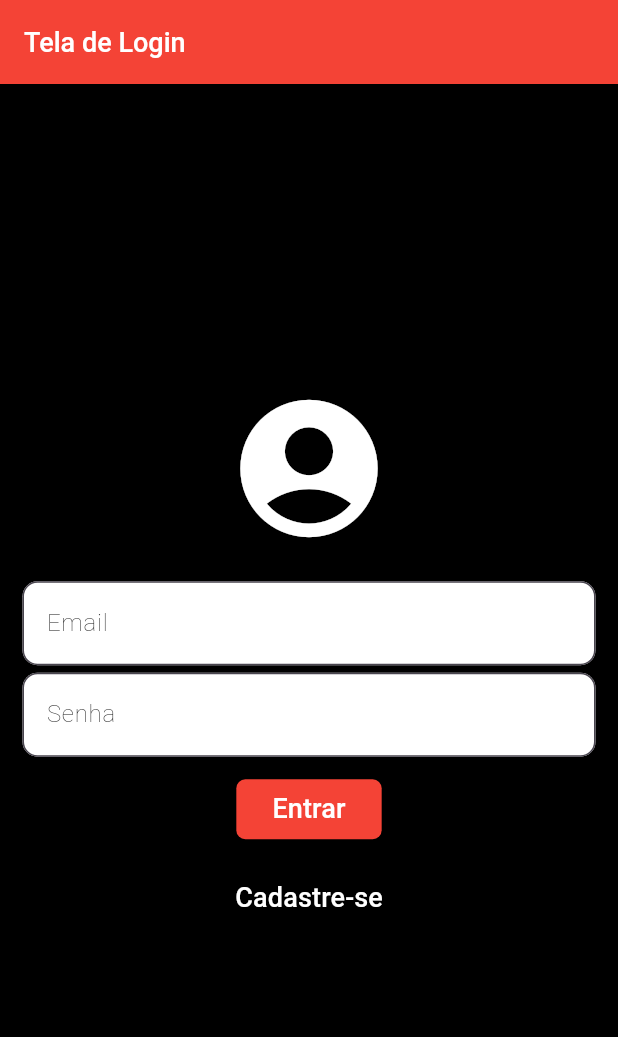
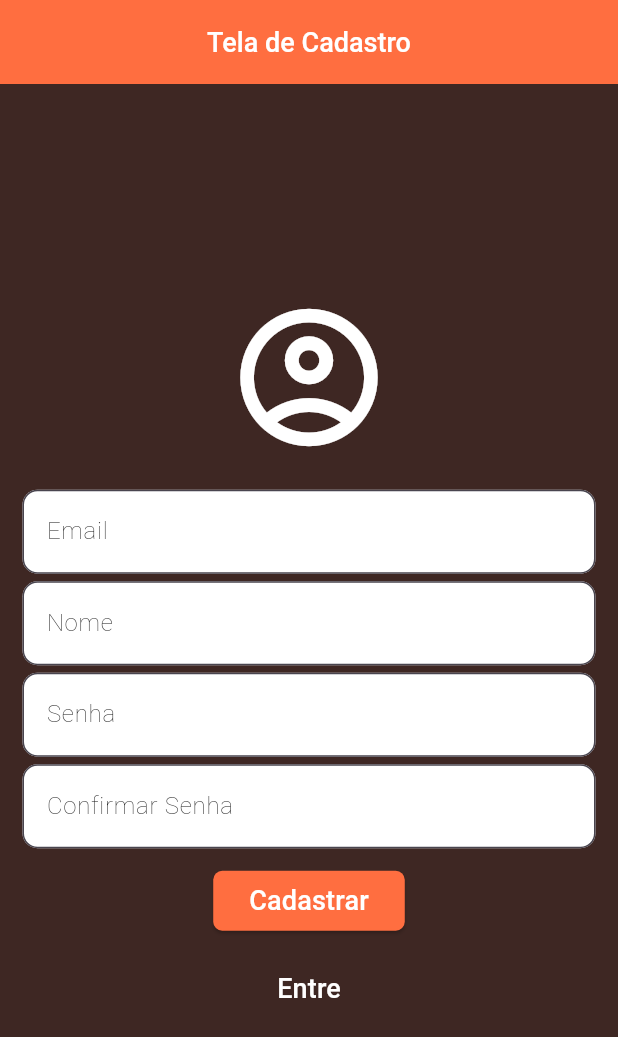
Before and after one commit to Pedrogfreitas/flutter_Login, a Flutter app: the screen it shows after launch, after a tap on "Cadastre-se", on a phone screen of 412 x 824 dp. Shown: the top 1037 px of the screen. Run offline on Flutter 3.47's test engine with Material 3 defaults, Android fonts, the phone set to English and light mode, and no system bars.

Commit message:
feat: register option, end of lesson 2

```diff
--- a/lib/main.dart
+++ b/lib/main.dart
@@ -1,3 +1,5 @@
+import 'dart:math';
+
 import 'package:flutter/material.dart';
 
 void main() {
@@ -15,15 +17,18 @@
 }
 
 class _LoginState extends State<Login> {
+  bool entrar = true;
+
   @override
   Widget build(BuildContext context) {
     return Scaffold(
-      backgroundColor: Colors.black,
+      backgroundColor: (entrar) ? Colors.black : Colors.brown[900],
       appBar: AppBar(
-        backgroundColor: Colors.red,
-        title: const Text(
-          "Tela de Login",
-          style: TextStyle(
+        centerTitle: true,
+        backgroundColor: (entrar) ? Colors.red : Colors.deepOrangeAccent,
+        title: Text(
+          (entrar) ? "Tela de Login" : "Tela de Cadastro",
+          style: const TextStyle(
             color: Colors.white,
             fontSize: 18,
             fontWeight: FontWeight.w500,
@@ -36,8 +41,10 @@
           child: Form(
             child: Column(
               children: [
-                const Icon(
-                  Icons.account_circle_rounded,
+                Icon(
+                  (entrar)
+                      ? Icons.account_circle_rounded
+                      : Icons.account_circle_outlined,
                   color: Colors.white,
                   size: 110,
                 ),
@@ -63,6 +70,32 @@
                   ),
                 ),
                 const SizedBox(height: 5),
+                Visibility(
+                  visible: !entrar,
+                  child: Column(children: [
+                    TextFormField(
+                      decoration: InputDecoration(
+                        hintText: "Nome",
+                        fillColor: Colors.white,
+                        filled: true,
+                        hintStyle: const TextStyle(
+                          color: Colors.black,
+                          fontWeight: FontWeight.w200,
+                          fontSize: 16,
+                        ),
+                        border: OutlineInputBorder(
+                          borderRadius: BorderRadius.circular(10),
+                        ),
+                      ),
+                      style: const TextStyle(
+                        color: Colors.black,
+                        fontWeight: FontWeight.w200,
+                        fontSize: 16,
+                      ),
+                    ),
+                  ]),
+                ),
+                const SizedBox(height: 5),
                 TextFormField(
                   decoration: InputDecoration(
                     hintText: "Senha",
@@ -84,6 +117,35 @@
                   ),
                   obscureText: true,
                 ),
+                const SizedBox(height: 5),
+                Visibility(
+                  visible: !entrar,
+                  child: Column(
+                    children: [
+                      TextFormField(
+                        decoration: InputDecoration(
+                          hintText: "Confirmar Senha",
+                          fillColor: Colors.white,
+                          filled: true,
+                          hintStyle: const TextStyle(
+                            color: Colors.black,
+                            fontWeight: FontWeight.w200,
+                            fontSize: 16,
+                          ),
+                          border: OutlineInputBorder(
+                            borderRadius: BorderRadius.circular(10),
+                          ),
+                        ),
+                        style: const TextStyle(
+                          color: Colors.black,
+                          fontWeight: FontWeight.w200,
+                          fontSize: 16,
+                        ),
+                        obscureText: true,
+                      ),
+                    ],
+                  ),
+                ),
                 Padding(
                   padding: const EdgeInsets.only(top: 15, bottom: 15),
                   child: SizedBox(
@@ -91,14 +153,15 @@
                     child: ElevatedButton(
                       onPressed: () {},
                       style: ElevatedButton.styleFrom(
-                        backgroundColor: Colors.red,
+                        backgroundColor:
+                            (entrar) ? Colors.red : Colors.deepOrangeAccent,
                         shape: RoundedRectangleBorder(
                           borderRadius: BorderRadius.circular(6),
                         ),
                       ),
-                      child: const Text(
-                        "Entrar",
-                        style: TextStyle(
+                      child: Text(
+                        (entrar) ? "Entrar" : "Cadastrar",
+                        style: const TextStyle(
                           color: Colors.white,
                           fontSize: 18,
                         ),
@@ -107,10 +170,14 @@
                   ),
                 ),
                 TextButton(
-                  onPressed: () {},
-                  child: const Text(
-                    "Cadastre-se",
-                    style: TextStyle(
+                  onPressed: () {
+                    setState(() {
+                      entrar = !entrar;
+                    });
+                  },
+                  child: Text(
+                    (entrar) ? "Cadastre-se" : "Entre",
+                    style: const TextStyle(
                       color: Colors.white,
                       fontSize: 18,
                     ),
```
